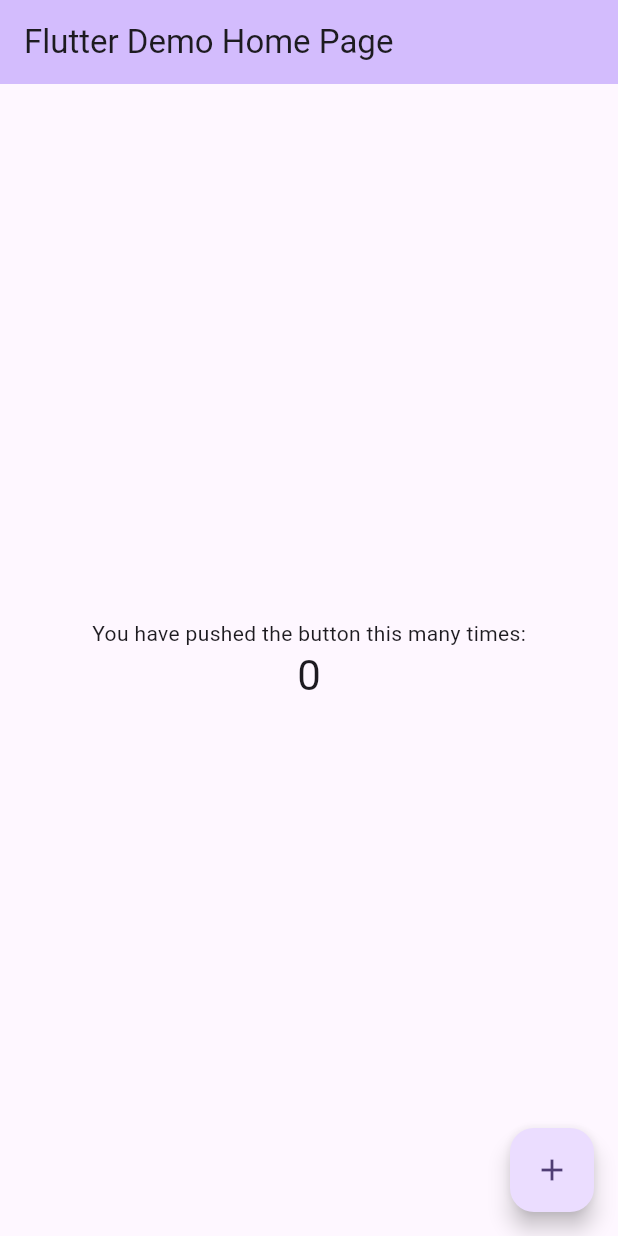
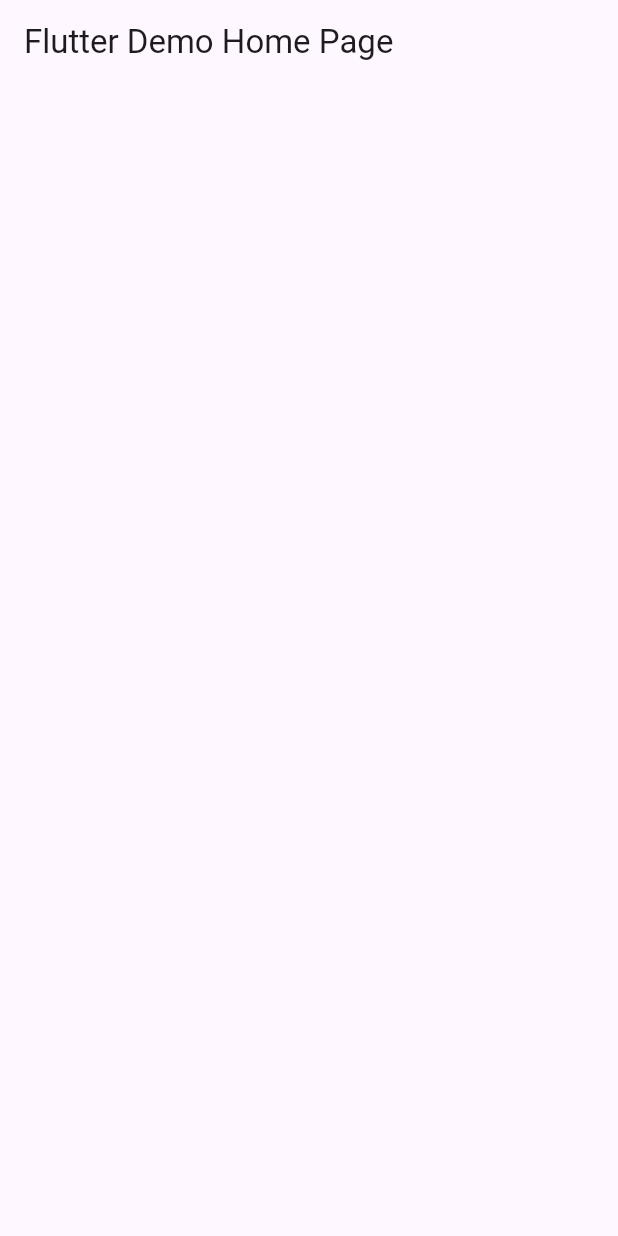
Before and after one commit to AbdoAlHady/Store_App, a Flutter app: the screen it shows after launch, on a phone screen of 412 x 824 dp. Run offline on Flutter 3.47's test engine with Material 3 defaults, Android fonts, the phone set to English and light mode, and no system bars; our stand-ins replace firebase_core; accounts and stored records are empty.

Commit message:
add some package

```diff
--- a/lib/main.dart
+++ b/lib/main.dart
@@ -1,69 +1,24 @@
 import 'package:flutter/material.dart';
 
 void main() {
-  runApp(const MyApp());
+  runApp(const StoreApp());
 }
 
-class MyApp extends StatelessWidget {
-  const MyApp({super.key});
+class StoreApp extends StatelessWidget {
+  const StoreApp({super.key});
 
 
   @override
   Widget build(BuildContext context) {
     return MaterialApp(
-      title: 'Flutter Demo',
       theme: ThemeData(
         colorScheme: ColorScheme.fromSeed(seedColor: Colors.deepPurple),
         useMaterial3: true,
       ),
-      home: const MyHomePage(title: 'Flutter Demo Home Page'),
-    );
-  }
-}
-
-class MyHomePage extends StatefulWidget {
-  const MyHomePage({super.key, required this.title});
-  final String title;
-
-  @override
-  State<MyHomePage> createState() => _MyHomePageState();
-}
-
-class _MyHomePageState extends State<MyHomePage> {
-  int _counter = 0;
-
-  void _incrementCounter() {
-    setState(() {
-      _counter++;
-    });
-  }
-
-  @override
-  Widget build(BuildContext context) {
-    return Scaffold(
-      appBar: AppBar(
-
-        backgroundColor: Theme.of(context).colorScheme.inversePrimary,
-        title: Text(widget.title),
-      ),
-      body: Center(
-        child: Column(
-          mainAxisAlignment: MainAxisAlignment.center,
-          children: <Widget>[
-            const Text(
-              'You have pushed the button this many times:',
-            ),
-            Text(
-              '$_counter',
-              style: Theme.of(context).textTheme.headlineMedium,
-            ),
-          ],
-        ),
-      ),
-      floatingActionButton: FloatingActionButton(
-        onPressed: _incrementCounter,
-        tooltip: 'Increment',
-        child: const Icon(Icons.add),
+      home: Scaffold(
+        appBar: AppBar(
+          title: const Text('Flutter Demo Home Page')
+        )
       ),
     );
   }
```
Also changed, not shown: pubspec.yaml (+11 -37 lines), pubspec.lock, 4 other files.
